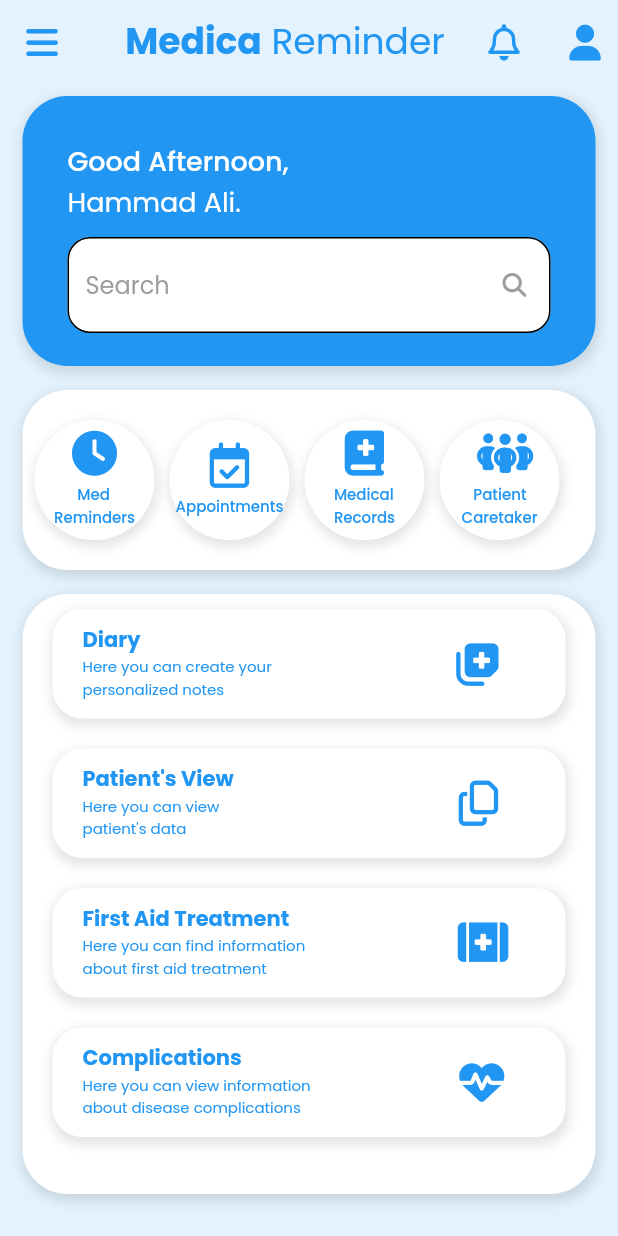
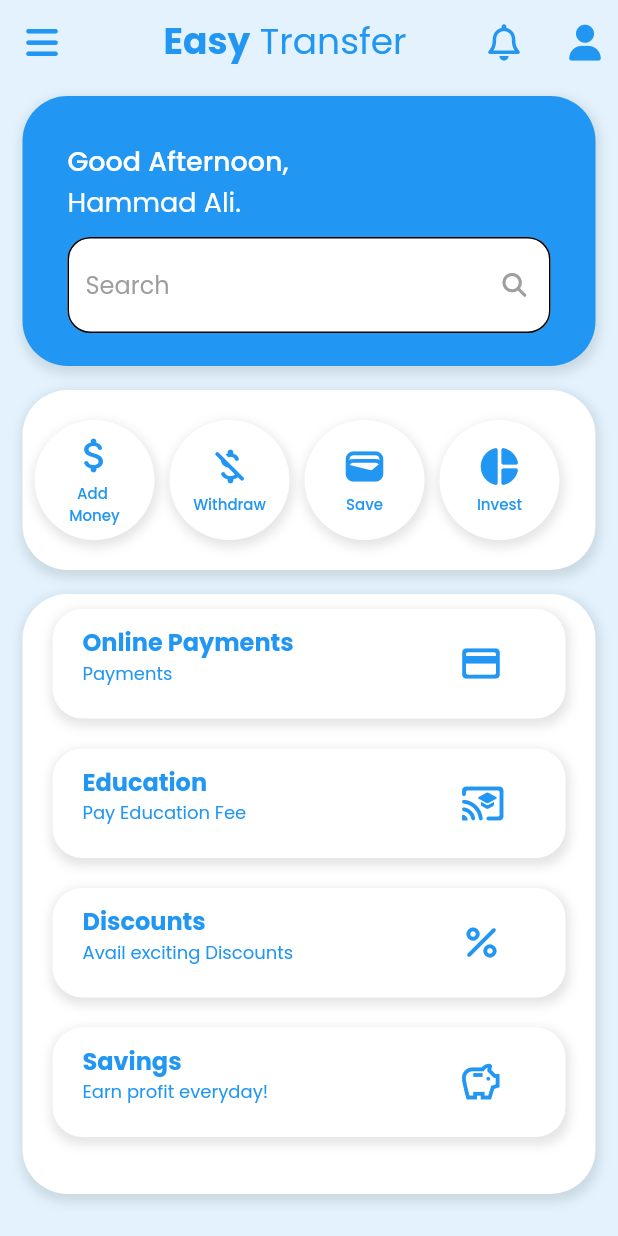
Before and after one commit to hammadx02/Bank-App-UI-Flutter, a Flutter app: the screen it shows after launch, on a phone screen of 412 x 824 dp. Run offline on Flutter 3.47's test engine with Material 2 defaults, Android fonts, the phone set to English and light mode, and no system bars; our stand-ins replace font_awesome_flutter.

Commit message:
initial commit

```diff
--- a/lib/components/circle.dart
+++ b/lib/components/circle.dart
@@ -38,7 +38,7 @@ class Circle extends StatelessWidget {
                   size: 30,
                 ),
                 const SizedBox(
-                  height: 5,
+                  height: 3,
                 ),
                 Center(
                   child: Text(
--- a/lib/components/rectangle.dart
+++ b/lib/components/rectangle.dart
@@ -45,7 +45,7 @@ class Rectangle extends StatelessWidget {
                         text: rectangleText,
                         style: const TextStyle(
                           color: themeColor,
-                          fontSize: 14,
+                          fontSize: 16,
                           fontFamily: 'Poppins Bold',
                         ),
                         children: [
@@ -53,7 +53,7 @@ class Rectangle extends StatelessWidget {
                             text: rectangleText2,
                             style: const TextStyle(
                                 fontFamily: 'Poppins Regular',
-                                fontSize: 10,
+                                fontSize: 12,
                                 color: themeColor),
                           ),
                         ],
@@ -62,7 +62,7 @@ class Rectangle extends StatelessWidget {
                   ],
                 ),
                 const SizedBox(
-                  width: 99,
+                  width: 85,
                 ),
                 Align(
                   alignment: Alignment.centerRight,
--- a/lib/screens/home_screen.dart
+++ b/lib/screens/home_screen.dart
@@ -48,14 +48,14 @@ class _HomeScreenState extends State<HomeScreen> {
             title: Center(
               child: RichText(
                 text: const TextSpan(
-                  text: 'Medica',
+                  text: 'Easy',
                   style: TextStyle(
                       color: themeColor,
                       fontSize: 24,
                       fontFamily: 'Poppins Bold'),
                   children: [
                     TextSpan(
-                      text: ' Reminder',
+                      text: ' Transfer',
                       style: TextStyle(
                           fontFamily: 'Poppins Regular',
                           fontSize: 24,
@@ -173,17 +173,21 @@ class _HomeScreenState extends State<HomeScreen> {
                           width: 3,
                         ),
                         Circle(
-                            circleIcon: FontAwesomeIcons.solidClock,
-                            circleText: '      Med\nReminders'),
+                          circleIcon: Icons.attach_money_rounded,
+                          circleText: '  Add\nMoney',
+                        ),
                         Circle(
-                            circleIcon: FontAwesomeIcons.calendarCheck,
-                            circleText: 'Appointments'),
+                          circleIcon: Icons.money_off_csred_rounded,
+                          circleText: 'Withdraw',
+                        ),
                         Circle(
-                            circleIcon: FontAwesomeIcons.bookMedical,
-                            circleText: 'Medical\nRecords'),
+                          circleIcon: Icons.wallet,
+                          circleText: 'Save',
+                        ),
                         Circle(
-                            circleIcon: FontAwesomeIcons.peopleGroup,
-                            circleText: '   Patient\nCaretaker'),
+                          circleIcon: Icons.pie_chart_rounded,
+                          circleText: 'Invest',
+                        ),
                       ],
                     ),
                   ),
@@ -210,28 +214,25 @@ class _HomeScreenState extends State<HomeScreen> {
                   child: const Column(
                     children: [
                       Rectangle(
-                        rectangleIcon: FontAwesomeIcons.notesMedical,
-                        rectangleText: 'Diary',
+                        rectangleIcon: Icons.payment_rounded,
+                        rectangleText: 'Online Payments',
                         rectangleText2:
-                            '\nHere you can create your         \npersonalized notes',
+                            '\nPayments                                 ',
                       ),
                       Rectangle(
-                        rectangleIcon: FontAwesomeIcons.copy,
-                        rectangleText: 'Patient\'s View',
-                        rectangleText2:
-                            '\nHere you can view                      \npatient\'s data',
+                        rectangleIcon: Icons.cast_for_education_rounded,
+                        rectangleText: 'Education',
+                        rectangleText2: '\nPay Education Fee                  ',
                       ),
                       Rectangle(
-                        rectangleIcon: FontAwesomeIcons.kitMedical,
-                        rectangleText: 'First Aid Treatment',
-                        rectangleText2:
-                            '\nHere you can find information \nabout first aid treatment',
+                        rectangleIcon: Icons.percent_rounded,
+                        rectangleText: 'Discounts',
+                        rectangleText2: '\nAvail exciting Discounts        ',
                       ),
                       Rectangle(
-                        rectangleIcon: FontAwesomeIcons.heartPulse,
-                        rectangleText: 'Complications',
-                        rectangleText2:
-                            '\nHere you can view information\nabout disease complications',
+                        rectangleIcon: Icons.savings_outlined,
+                        rectangleText: 'Savings',
+                        rectangleText2: '\nEarn profit everyday!             ',
                       ),
                     ],
                   ),
```
Also changed, not shown: lib/constents/constents.dart (line endings or trailing spaces).
